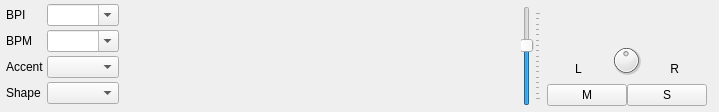
Old version of the form src/gui/NinjamPanel.ui in the repository elieserdejesus/JamTaba.
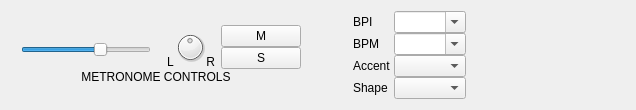
New version of the form. Icons and pictures are not drawn. Custom widgets are drawn as their Qt base class.

Commit message: showing ninjam controls in bottom of main window

```diff
--- a/src/gui/NinjamPanel.ui
+++ b/src/gui/NinjamPanel.ui
@@ -6,13 +6,22 @@
    <rect>
     <x>0</x>
     <y>0</y>
-    <width>719</width>
-    <height>112</height>
+    <width>636</width>
+    <height>109</height>
    </rect>
   </property>
   <property name="windowTitle">
    <string>Form</string>
   </property>
+  <layout class="QHBoxLayout" name="horizontalLayout">
+   <item alignment="Qt::AlignRight|Qt::AlignVCenter">
+    <widget class="QWidget" name="metronomeControls" native="true">
+     <property name="sizePolicy">
+      <sizepolicy hsizetype="Maximum" vsizetype="Maximum">
+       <horstretch>0</horstretch>
+       <verstretch>0</verstretch>
+      </sizepolicy>
+     </property>
   <layout class="QGridLayout" name="gridLayout">
    <property name="leftMargin">
     <number>0</number>
@@ -26,18 +35,27 @@
    <property name="bottomMargin">
     <number>0</number>
    </property>
-   <property name="spacing">
-    <number>0</number>
-   </property>
-   <item row="0" column="7" rowspan="4">
+      <property name="verticalSpacing">
+       <number>1</number>
+      </property>
+      <item row="1" column="1">
     <widget class="QWidget" name="widget" native="true">
-     <property name="sizePolicy">
-      <sizepolicy hsizetype="Minimum" vsizetype="Expanding">
-       <horstretch>0</horstretch>
-       <verstretch>0</verstretch>
-      </sizepolicy>
-     </property>
-     <layout class="QVBoxLayout" name="verticalLayout">
+        <property name="minimumSize">
+         <size>
+          <width>150</width>
+          <height>0</height>
+         </size>
+        </property>
+        <property name="maximumSize">
+         <size>
+          <width>150</width>
+          <height>16777215</height>
+         </size>
+        </property>
+        <layout class="QVBoxLayout" name="verticalLayout_3">
+         <property name="spacing">
+          <number>3</number>
+         </property>
       <property name="leftMargin">
        <number>0</number>
       </property>
@@ -49,28 +67,10 @@
       </property>
       <property name="bottomMargin">
        <number>0</number>
-      </property>
-      <item>
-       <widget class="QWidget" name="metronomeControls" native="true">
-        <property name="styleSheet">
-         <string notr="true"/>
-        </property>
-        <layout class="QHBoxLayout" name="horizontalLayout_4">
-         <property name="leftMargin">
-          <number>12</number>
-         </property>
-         <property name="topMargin">
-          <number>6</number>
-         </property>
-         <property name="rightMargin">
-          <number>12</number>
-         </property>
-         <property name="bottomMargin">
-          <number>6</number>
          </property>
          <item>
           <widget class="QWidget" name="peaks" native="true">
-           <layout class="QHBoxLayout" name="horizontalLayout">
+           <layout class="QVBoxLayout" name="verticalLayout">
             <property name="spacing">
              <number>2</number>
             </property>
@@ -86,55 +86,61 @@
             <property name="bottomMargin">
              <number>0</number>
             </property>
+            <item>
+             <widget class="PeakMeter" name="peakMeterRight" native="true"/>
+            </item>
             <item>
              <widget class="PeakMeter" name="peakMeterLeft" native="true">
-              <property name="sizePolicy">
-               <sizepolicy hsizetype="Fixed" vsizetype="Expanding">
-                <horstretch>0</horstretch>
-                <verstretch>0</verstretch>
-               </sizepolicy>
-              </property>
-              <property name="minimumSize">
-               <size>
-                <width>5</width>
-                <height>0</height>
-               </size>
-              </property>
               <property name="styleSheet">
                <string notr="true"/>
               </property>
              </widget>
             </item>
-            <item>
-             <widget class="PeakMeter" name="peakMeterRight" native="true">
-              <property name="sizePolicy">
-               <sizepolicy hsizetype="Fixed" vsizetype="Expanding">
-                <horstretch>0</horstretch>
-                <verstretch>0</verstretch>
-               </sizepolicy>
-              </property>
-              <property name="minimumSize">
-               <size>
-                <width>5</width>
-                <height>0</height>
-               </size>
-              </property>
-             </widget>
-            </item>
            </layout>
+          </widget>
+         </item>
+         <item>
+          <widget class="QWidget" name="widget_4" native="true">
+           <layout class="QHBoxLayout" name="horizontalLayout_3">
+            <property name="spacing">
+             <number>3</number>
+            </property>
+            <property name="leftMargin">
+             <number>0</number>
+            </property>
+            <property name="topMargin">
+             <number>0</number>
+            </property>
+            <property name="rightMargin">
+             <number>0</number>
+            </property>
+            <property name="bottomMargin">
+             <number>0</number>
+            </property>
+            <item>
+             <widget class="QLabel" name="label">
+              <property name="sizePolicy">
+               <sizepolicy hsizetype="Fixed" vsizetype="Preferred">
+                <horstretch>0</horstretch>
+                <verstretch>0</verstretch>
+               </sizepolicy>
+              </property>
+              <property name="text">
+               <string/>
+              </property>
+              <property name="pixmap">
+               <pixmap resource="../resources/jamtaba.qrc">:/images/level low.png</pixmap>
+              </property>
           </widget>
          </item>
          <item>
           <widget class="QSlider" name="levelSlider">
            <property name="sizePolicy">
-            <sizepolicy hsizetype="Fixed" vsizetype="Expanding">
+               <sizepolicy hsizetype="Preferred" vsizetype="Expanding">
              <horstretch>0</horstretch>
              <verstretch>0</verstretch>
             </sizepolicy>
            </property>
-           <property name="cursor">
-            <cursorShape>PointingHandCursor</cursorShape>
-           </property>
            <property name="accessibleDescription">
             <string>Slider to change the BPM of the metronome</string>
            </property>
@@ -145,76 +151,50 @@
             <number>100</number>
            </property>
            <property name="orientation">
-            <enum>Qt::Vertical</enum>
-           </property>
-           <property name="tickPosition">
-            <enum>QSlider::TicksBelow</enum>
-           </property>
-           <property name="tickInterval">
-            <number>0</number>
+               <enum>Qt::Horizontal</enum>
            </property>
           </widget>
          </item>
          <item>
-          <widget class="QFrame" name="frame">
-           <property name="frameShape">
-            <enum>QFrame::NoFrame</enum>
-           </property>
-           <property name="frameShadow">
-            <enum>QFrame::Raised</enum>
-           </property>
-           <layout class="QVBoxLayout" name="verticalLayout_2">
-            <property name="spacing">
-             <number>6</number>
-            </property>
-            <property name="leftMargin">
-             <number>0</number>
-            </property>
-            <property name="topMargin">
-             <number>0</number>
-            </property>
-            <property name="rightMargin">
-             <number>0</number>
-            </property>
-            <property name="bottomMargin">
-             <number>0</number>
-            </property>
-            <item alignment="Qt::AlignHCenter">
-             <widget class="QLabel" name="labelMetronomeIcon">
+             <widget class="QLabel" name="label_2">
               <property name="sizePolicy">
-               <sizepolicy hsizetype="Minimum" vsizetype="Minimum">
+               <sizepolicy hsizetype="Fixed" vsizetype="Preferred">
                 <horstretch>0</horstretch>
                 <verstretch>0</verstretch>
                </sizepolicy>
               </property>
-              <property name="minimumSize">
-               <size>
-                <width>32</width>
-                <height>32</height>
-               </size>
-              </property>
               <property name="text">
                <string/>
               </property>
               <property name="pixmap">
-               <pixmap resource="../resources/jamtaba.qrc">:/images/metronome.png</pixmap>
+               <pixmap resource="../resources/jamtaba.qrc">:/images/level high.png</pixmap>
               </property>
              </widget>
             </item>
-            <item>
+           </layout>
+          </widget>
+         </item>
+        </layout>
+       </widget>
+      </item>
+      <item row="2" column="1" colspan="3">
+       <widget class="QLabel" name="labelMetronomeIControls">
+        <property name="text">
+         <string>METRONOME CONTROLS</string>
+        </property>
+        <property name="alignment">
+         <set>Qt::AlignCenter</set>
+        </property>
+       </widget>
+      </item>
+      <item row="0" column="2" rowspan="2">
              <widget class="QWidget" name="widget_2" native="true">
               <property name="sizePolicy">
-               <sizepolicy hsizetype="Preferred" vsizetype="Expanding">
+         <sizepolicy hsizetype="Maximum" vsizetype="Preferred">
                 <horstretch>0</horstretch>
-                <verstretch>1</verstretch>
-               </sizepolicy>
-              </property>
-              <property name="minimumSize">
-               <size>
-                <width>0</width>
-                <height>32</height>
-               </size>
-              </property>
+          <verstretch>0</verstretch>
+         </sizepolicy>
+        </property>
               <layout class="QHBoxLayout" name="horizontalLayout_2">
                <property name="spacing">
                 <number>0</number>
@@ -291,21 +271,15 @@
               </layout>
              </widget>
             </item>
-            <item>
+      <item row="0" column="3" rowspan="2">
              <widget class="QWidget" name="widget_3" native="true">
               <property name="sizePolicy">
-               <sizepolicy hsizetype="Minimum" vsizetype="Minimum">
+         <sizepolicy hsizetype="Maximum" vsizetype="Preferred">
                 <horstretch>0</horstretch>
                 <verstretch>0</verstretch>
                </sizepolicy>
               </property>
-              <property name="minimumSize">
-               <size>
-                <width>0</width>
-                <height>24</height>
-               </size>
-              </property>
-              <layout class="QHBoxLayout" name="horizontalLayout_3">
+        <layout class="QVBoxLayout" name="verticalLayout_2">
                <property name="spacing">
                 <number>0</number>
                </property>
@@ -321,7 +295,7 @@
                <property name="bottomMargin">
                 <number>0</number>
                </property>
-               <item alignment="Qt::AlignHCenter|Qt::AlignBottom">
+         <item>
                 <widget class="QPushButton" name="muteButton">
                  <property name="enabled">
                   <bool>true</bool>
@@ -340,14 +314,8 @@
                  </property>
                 </widget>
                </item>
-               <item alignment="Qt::AlignHCenter|Qt::AlignBottom">
+         <item>
                 <widget class="QPushButton" name="soloButton">
-                 <property name="sizePolicy">
-                  <sizepolicy hsizetype="Minimum" vsizetype="Minimum">
-                   <horstretch>0</horstretch>
-                   <verstretch>0</verstretch>
-                  </sizepolicy>
-                 </property>
                  <property name="maximumSize">
                   <size>
                    <width>16777215</width>
@@ -377,27 +345,51 @@
            </layout>
           </widget>
          </item>
-        </layout>
-       </widget>
-      </item>
-     </layout>
-    </widget>
-   </item>
-   <item row="0" column="4" rowspan="4">
-    <widget class="IntervalProgressDisplay" name="intervalPanel" native="true">
+   <item>
+    <spacer name="horizontalSpacer">
+     <property name="orientation">
+      <enum>Qt::Horizontal</enum>
+     </property>
+     <property name="sizeType">
+      <enum>QSizePolicy::Maximum</enum>
+     </property>
+     <property name="sizeHint" stdset="0">
+      <size>
+       <width>40</width>
+       <height>20</height>
+      </size>
+     </property>
+    </spacer>
+   </item>
+   <item>
+    <widget class="QWidget" name="ninjamControlsPanel" native="true">
      <property name="sizePolicy">
       <sizepolicy hsizetype="Preferred" vsizetype="Preferred">
-       <horstretch>1</horstretch>
+       <horstretch>0</horstretch>
        <verstretch>1</verstretch>
       </sizepolicy>
      </property>
-     <property name="cursor">
-      <cursorShape>ArrowCursor</cursorShape>
-     </property>
-    </widget>
-   </item>
-   <item row="0" column="2" rowspan="4">
+     <layout class="QHBoxLayout" name="horizontalLayout_6">
+      <property name="leftMargin">
+       <number>0</number>
+      </property>
+      <property name="topMargin">
+       <number>0</number>
+      </property>
+      <property name="rightMargin">
+       <number>0</number>
+      </property>
+      <property name="bottomMargin">
+       <number>0</number>
+      </property>
+      <item>
     <widget class="QWidget" name="panelCombos" native="true">
+        <property name="sizePolicy">
+         <sizepolicy hsizetype="Maximum" vsizetype="Preferred">
+          <horstretch>0</horstretch>
+          <verstretch>0</verstretch>
+         </sizepolicy>
+        </property>
      <layout class="QGridLayout" name="gridLayout_3">
       <property name="leftMargin">
        <number>6</number>
@@ -417,24 +409,8 @@
       <property name="verticalSpacing">
        <number>0</number>
       </property>
-      <item row="0" column="0">
-       <widget class="QLabel" name="labelBPI">
-        <property name="toolTip">
-         <string>Beats per interval</string>
-        </property>
-        <property name="text">
-         <string>BPI</string>
-        </property>
-        <property name="margin">
-         <number>0</number>
-        </property>
-       </widget>
-      </item>
-      <item row="0" column="1">
+         <item row="0" column="3">
        <widget class="QComboBox" name="comboBpi">
-        <property name="cursor">
-         <cursorShape>PointingHandCursor</cursorShape>
-        </property>
         <property name="toolTip">
          <string>Beats per interval</string>
         </property>
@@ -446,7 +422,7 @@
         </property>
        </widget>
       </item>
-      <item row="1" column="0">
+         <item row="1" column="2">
        <widget class="QLabel" name="labelBPM">
         <property name="toolTip">
          <string>Beats per minute</string>
@@ -456,11 +432,42 @@
         </property>
        </widget>
       </item>
-      <item row="1" column="1">
+         <item row="0" column="2">
+          <widget class="QLabel" name="labelBPI">
+           <property name="toolTip">
+            <string>Beats per interval</string>
+           </property>
+           <property name="text">
+            <string>BPI</string>
+           </property>
+           <property name="margin">
+            <number>0</number>
+           </property>
+          </widget>
+         </item>
+         <item row="2" column="3">
+          <widget class="QComboBox" name="comboBeatsPerAccent">
+           <property name="accessibleDescription">
+            <string>Change the accent here</string>
+           </property>
+          </widget>
+         </item>
+         <item row="3" column="3">
+          <widget class="QComboBox" name="comboShape">
+           <property name="accessibleDescription">
+            <string>Change the shape here</string>
+           </property>
+          </widget>
+         </item>
+         <item row="3" column="2">
+          <widget class="QLabel" name="labelShape">
+           <property name="text">
+            <string>Shape</string>
+           </property>
+          </widget>
+         </item>
+         <item row="1" column="3">
        <widget class="QComboBox" name="comboBpm">
-        <property name="cursor">
-         <cursorShape>PointingHandCursor</cursorShape>
-        </property>
         <property name="toolTip">
          <string>Beats per minute</string>
         </property>
@@ -478,70 +485,43 @@
         </property>
        </widget>
       </item>
-      <item row="2" column="0">
+         <item row="2" column="2">
        <widget class="QLabel" name="labelAccent">
         <property name="text">
          <string>Accent</string>
         </property>
        </widget>
       </item>
-      <item row="2" column="1">
-       <widget class="QComboBox" name="comboBeatsPerAccent">
-        <property name="cursor">
-         <cursorShape>PointingHandCursor</cursorShape>
-        </property>
-        <property name="accessibleDescription">
-         <string>Change the accent here</string>
-        </property>
+        </layout>
        </widget>
       </item>
-      <item row="3" column="0">
-       <widget class="QLabel" name="labelShape">
-        <property name="text">
-         <string>Shape</string>
+      <item>
+       <widget class="IntervalProgressDisplay" name="intervalPanel" native="true">
+        <property name="sizePolicy">
+         <sizepolicy hsizetype="Minimum" vsizetype="Preferred">
+          <horstretch>0</horstretch>
+          <verstretch>1</verstretch>
+         </sizepolicy>
         </property>
-       </widget>
-      </item>
-      <item row="3" column="1">
-       <widget class="QComboBox" name="comboShape">
         <property name="cursor">
-         <cursorShape>PointingHandCursor</cursorShape>
+         <cursorShape>ArrowCursor</cursorShape>
         </property>
-        <property name="accessibleDescription">
-         <string>Change the shape here</string>
-        </property>
        </widget>
       </item>
      </layout>
     </widget>
    </item>
-   <item row="0" column="3" rowspan="4">
-    <spacer name="horizontalSpacer">
-     <property name="orientation">
-      <enum>Qt::Horizontal</enum>
-     </property>
-     <property name="sizeType">
-      <enum>QSizePolicy::Preferred</enum>
-     </property>
-     <property name="sizeHint" stdset="0">
-      <size>
-       <width>10</width>
-       <height>20</height>
-      </size>
-     </property>
-    </spacer>
-   </item>
-   <item row="0" column="5" rowspan="4">
+   <item>
     <spacer name="horizontalSpacer_2">
      <property name="orientation">
       <enum>Qt::Horizontal</enum>
      </property>
      <property name="sizeType">
-      <enum>QSizePolicy::Preferred</enum>
+      <enum>QSizePolicy::Maximum</enum>
      </property>
      <property name="sizeHint" stdset="0">
       <size>
-       <width>10</width>
+       <width>40</width>
        <height>20</height>
       </size>
      </property>
```
Left out of the diff: 2 changed lines with no effect on the pictures. Lines whose indentation alone changed are shown as unchanged. The commit also changes 18 other files.
